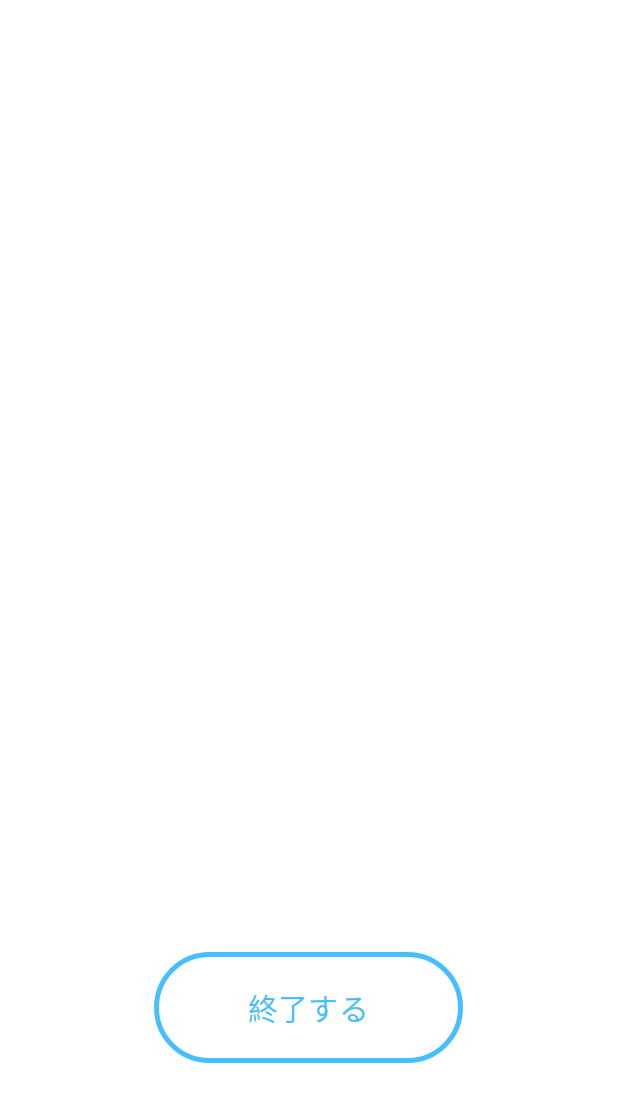
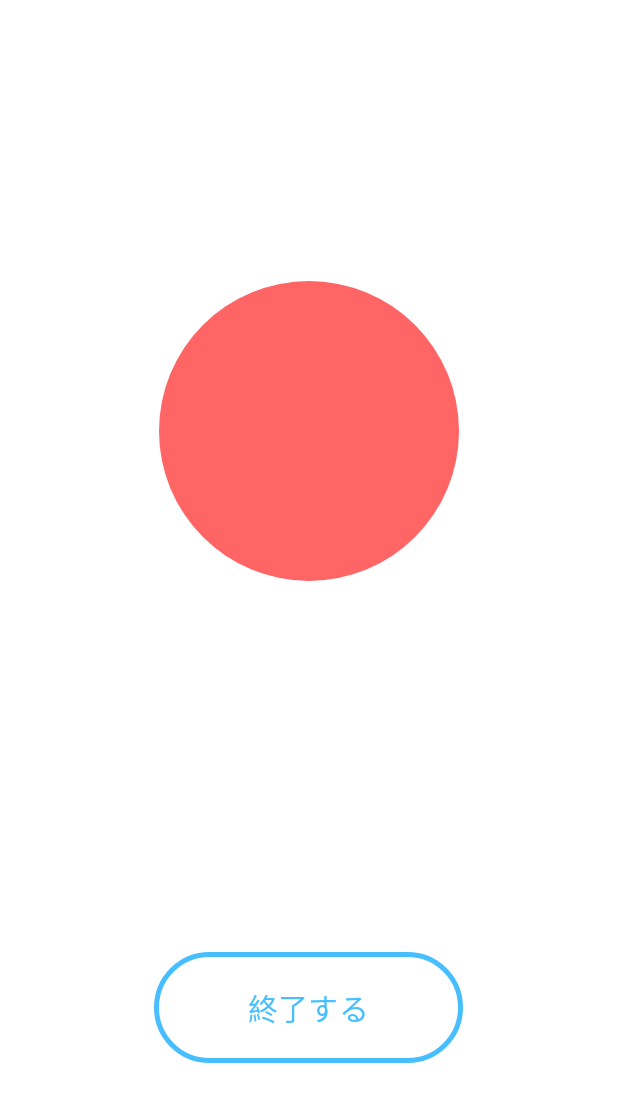
Before and after one commit to Trident-Shakers/FullCommunication, an Android app: the fragment TopicFragment shown on its own in the app's theme, on a phone screen of 412 x 824 dp. Shown: the top 1102 px of the screen. Run offline under Robolectric (Android 15) with nearby library versions, the phone set to English and light mode, and no system bars; Roboto replaces fonts that are not available here.

Commit message:
円形を作成

```diff
--- /dev/null
+++ b/app/src/main/res/drawable/circle_background.xml
@@ -0,0 +1,5 @@
+<?xml version="1.0" encoding="utf-8"?>
+<shape xmlns:android="http://schemas.android.com/apk/res/android"
+    android:shape="oval">
+    <solid android:color="#FF6565"/>
+</shape>
--- a/app/src/main/res/layout/fragment_topic.xml
+++ b/app/src/main/res/layout/fragment_topic.xml
@@ -7,6 +7,20 @@
     tools:context=".ui.TopicFragment"
     android:background="#FFFFFF">
 
+    <FrameLayout
+        android:layout_width="200dp"
+        android:layout_height="200dp"
+        android:background="@drawable/circle_background"
+        app:backgroundTint="@null"
+
+        app:layout_constraintBottom_toBottomOf="parent"
+        app:layout_constraintEnd_toEndOf="parent"
+        app:layout_constraintHeight_default="percent"
+        app:layout_constraintHeight_percent="0.1"
+        app:layout_constraintStart_toStartOf="parent"
+
+        app:layout_constraintTop_toTopOf="parent"
+        app:layout_constraintVertical_bias="0.30" />
     <Button
         android:id="@+id/finish_button"
         style="?attr/materialButtonOutlinedStyle"
```
